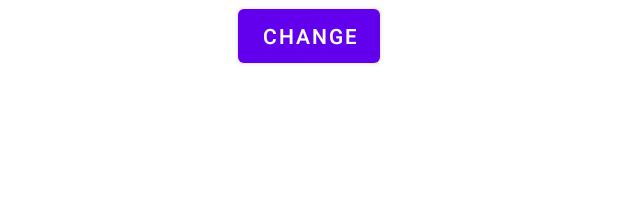
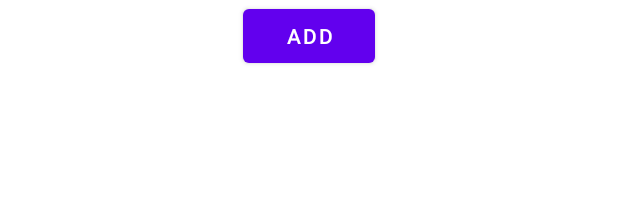
Before and after one commit to androidBros/Firebase_RealTimeDB, an Android app: the layout activity_main.xml on its own in the app's theme, with its tools: preview values and no code run, on a phone screen of 412 x 824 dp. Shown: the top 198 px of the screen. Run offline under Robolectric (Android 15) with nearby library versions, the phone set to English and light mode, and no system bars.

```diff
--- a/app/src/main/res/layout/activity_main.xml
+++ b/app/src/main/res/layout/activity_main.xml
@@ -7,10 +7,10 @@
     tools:context=".MainActivity">
 
     <Button
-        android:id="@+id/change_button"
+        android:id="@+id/add_btn"
         android:layout_width="wrap_content"
         android:layout_height="wrap_content"
-        android:text="change"
+        android:text="add"
         app:layout_constraintEnd_toEndOf="parent"
         app:layout_constraintStart_toStartOf="parent"
         tools:layout_editor_absoluteY="314dp" />
```
Also changed, not shown: app/src/main/java/com/example/firebase_realtimedb/Camp.java (added, +14 -0 lines), app/src/main/java/com/example/firebase_realtimedb/MainActivity.java (+20 -2 lines).
